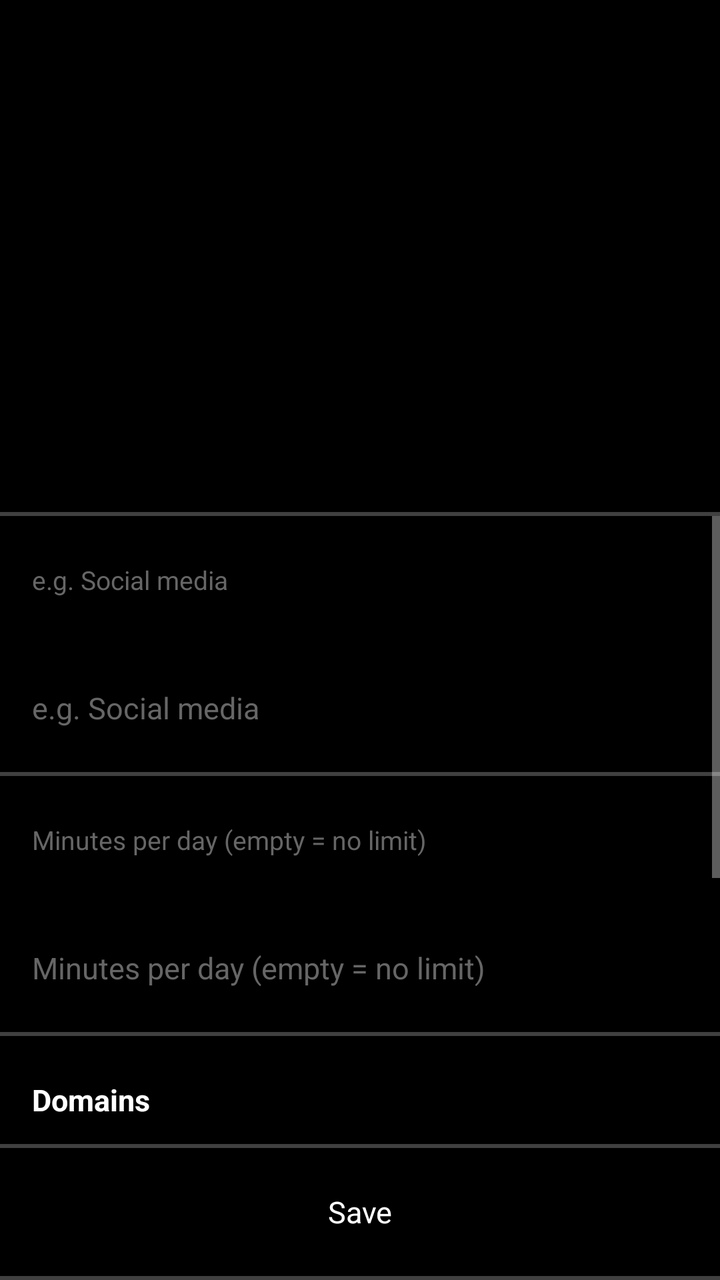
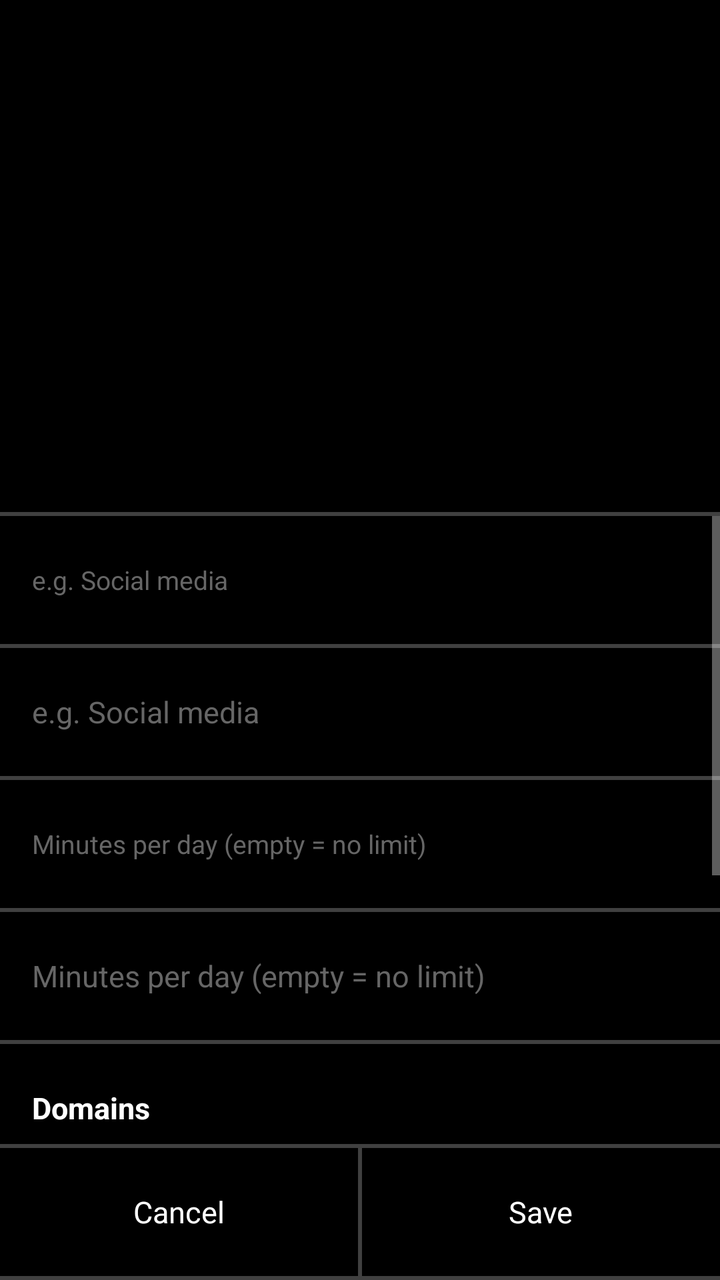

Compare the two renders of this Android layout. The source of the first and the diff that turns it into the second are given below.
<!-- AndroidManifest.xml: application theme Theme.ITNSecureBrowser -->
<!-- res/layout/activity_group_edit.xml -->
<?xml version="1.0" encoding="utf-8"?>
<LinearLayout xmlns:android="http://schemas.android.com/apk/res/android"
    android:layout_width="match_parent"
    android:layout_height="match_parent"
    android:orientation="vertical"
    android:background="@color/bg">

    <include layout="@layout/item_page_title" />

    <View
        android:layout_width="match_parent"
        android:layout_height="@dimen/divider"
        android:background="@drawable/divider_horizontal" />

    <ScrollView
        android:layout_width="match_parent"
        android:layout_height="0dp"
        android:layout_weight="1"
        android:fillViewport="true">

        <LinearLayout
            android:layout_width="match_parent"
            android:layout_height="wrap_content"
            android:orientation="vertical">

            <TextView
                android:layout_width="match_parent"
                android:layout_height="@dimen/row_height"
                android:gravity="center_vertical"
                android:paddingHorizontal="@dimen/padding"
                android:text="@string/group_name_hint"
                android:textColor="@color/text_hint"
                android:textSize="13sp" />

            <EditText
                android:id="@+id/inputName"
                android:layout_width="match_parent"
                android:layout_height="@dimen/row_height"
                android:background="@android:color/transparent"
                android:gravity="center_vertical"
                android:paddingHorizontal="@dimen/padding"
                android:textColor="@color/text_primary"
                android:textColorHint="@color/text_hint"
                android:hint="@string/group_name_hint"
                android:inputType="text"
                android:singleLine="true"
                android:textSize="15sp" />

            <View
                android:layout_width="match_parent"
                android:layout_height="@dimen/divider"
                android:background="@drawable/divider_horizontal" />

            <TextView
                android:layout_width="match_parent"
                android:layout_height="@dimen/row_height"
                android:gravity="center_vertical"
                android:paddingHorizontal="@dimen/padding"
                android:text="@string/group_limit_hint"
                android:textColor="@color/text_hint"
                android:textSize="13sp" />

            <EditText
                android:id="@+id/inputLimit"
                android:layout_width="match_parent"
                android:layout_height="@dimen/row_height"
                android:background="@android:color/transparent"
                android:gravity="center_vertical"
                android:paddingHorizontal="@dimen/padding"
                android:textColor="@color/text_primary"
                android:textColorHint="@color/text_hint"
                android:hint="@string/group_limit_hint"
                android:inputType="number"
                android:singleLine="true"
                android:textSize="15sp" />

            <View
                android:layout_width="match_parent"
                android:layout_height="@dimen/divider"
                android:background="@drawable/divider_horizontal" />

            <TextView
                android:layout_width="match_parent"
                android:layout_height="@dimen/row_height"
                android:gravity="center_vertical"
                android:paddingHorizontal="@dimen/padding"
                android:text="Domains"
                android:textColor="@color/text_primary"
                android:textSize="15sp"
                android:textStyle="bold" />

            <View
                android:layout_width="match_parent"
                android:layout_height="@dimen/divider"
                android:background="@drawable/divider_horizontal" />

            <LinearLayout
                android:layout_width="match_parent"
                android:layout_height="@dimen/row_height"
                android:orientation="horizontal"
                android:gravity="center_vertical"
                android:paddingHorizontal="@dimen/padding">

                <EditText
                    android:id="@+id/inputDomain"
                    android:layout_width="0dp"
                    android:layout_height="@dimen/content_height"
                    android:layout_weight="1"
                    android:background="@android:color/transparent"
                    android:textColor="@color/text_primary"
                    android:textColorHint="@color/text_hint"
                    android:hint="@string/add_domain_hint"
                    android:inputType="textUri"
                    android:singleLine="true"
                    android:textSize="14sp" />

                <TextView
                    android:id="@+id/btnAddDomain"
                    android:layout_width="wrap_content"
                    android:layout_height="@dimen/content_height"
                    android:gravity="center"
                    android:paddingHorizontal="@dimen/padding"
                    android:text="@string/btn_add"
                    android:textColor="@color/text_primary"
                    android:textSize="14sp"
                    android:background="?android:attr/selectableItemBackground" />
            </LinearLayout>

            <View
                android:layout_width="match_parent"
                android:layout_height="@dimen/divider"
                android:background="@drawable/divider_horizontal" />

            <TextView
                android:id="@+id/domainError"
                android:layout_width="match_parent"
                android:layout_height="wrap_content"
                android:paddingHorizontal="@dimen/padding"
                android:textColor="@color/status_off"
                android:textSize="13sp"
                android:visibility="gone" />

            <ListView
                android:id="@+id/domainList"
                android:layout_width="match_parent"
                android:layout_height="wrap_content"
                android:divider="@drawable/divider_horizontal"
                android:dividerHeight="@dimen/divider" />

            <View
                android:layout_width="match_parent"
                android:layout_height="@dimen/divider"
                android:background="@drawable/divider_horizontal" />

            <TextView
                android:layout_width="match_parent"
                android:layout_height="@dimen/row_height"
                android:gravity="center_vertical"
                android:paddingHorizontal="@dimen/padding"
                android:text="Block Schedules"
                android:textColor="@color/text_primary"
                android:textSize="15sp"
                android:textStyle="bold" />

            <View
                android:layout_width="match_parent"
                android:layout_height="@dimen/divider"
                android:background="@drawable/divider_horizontal" />

            <TextView
                android:id="@+id/noSchedules"
                android:layout_width="match_parent"
                android:layout_height="wrap_content"
                android:paddingHorizontal="@dimen/padding"
                android:text="@string/no_schedules"
                android:textColor="@color/text_hint"
                android:textSize="14sp" />

            <ListView
                android:id="@+id/scheduleList"
                android:layout_width="match_parent"
                android:layout_height="wrap_content"
                android:divider="@drawable/divider_horizontal"
                android:dividerHeight="@dimen/divider" />

            <View
                android:layout_width="match_parent"
                android:layout_height="@dimen/divider"
                android:background="@drawable/divider_horizontal" />

            <TextView
                android:id="@+id/btnAddSchedule"
                android:layout_width="match_parent"
                android:layout_height="@dimen/row_height"
                android:background="?android:attr/selectableItemBackground"
                android:gravity="center_vertical"
                android:paddingHorizontal="@dimen/padding"
                android:text="@string/btn_add"
                android:textColor="@color/text_primary"
                android:textSize="15sp" />
        </LinearLayout>
    </ScrollView>

    <View
        android:layout_width="match_parent"
        android:layout_height="@dimen/divider"
        android:background="@drawable/divider_horizontal" />

    <LinearLayout
        android:layout_width="match_parent"
        android:layout_height="@dimen/row_height"
        android:orientation="horizontal">

        <TextView
            android:id="@+id/btnDelete"
            android:layout_width="0dp"
            android:layout_height="match_parent"
            android:layout_weight="1"
            android:gravity="center"
            android:text="@string/btn_delete"
            android:textColor="@color/status_off"
            android:textSize="15sp"
            android:background="?android:attr/selectableItemBackground"
            android:visibility="gone" />

        <View
            android:id="@+id/dividerDelete"
            android:layout_width="@dimen/divider"
            android:layout_height="match_parent"
            android:background="@drawable/divider_vertical"
            android:visibility="gone" />

        <TextView
            android:id="@+id/btnSave"
            android:layout_width="0dp"
            android:layout_height="match_parent"
            android:layout_weight="1"
            android:gravity="center"
            android:text="@string/btn_save"
            android:textColor="@color/text_primary"
            android:textSize="15sp"
            android:background="?android:attr/selectableItemBackground" />
    </LinearLayout>

    <View
        android:layout_width="match_parent"
        android:layout_height="@dimen/divider"
        android:background="@drawable/divider_horizontal" />
</LinearLayout>
<!-- res/layout/item_page_title.xml (included above) -->
<?xml version="1.0" encoding="utf-8"?>
<FrameLayout xmlns:android="http://schemas.android.com/apk/res/android"
    android:id="@+id/pageTitleContainer"
    android:layout_width="match_parent"
    android:layout_height="@dimen/page_title_height"
    android:background="@color/bg">

    <TextView
        android:id="@+id/pageTitle"
        android:layout_width="match_parent"
        android:layout_height="wrap_content"
        android:layout_gravity="center"
        android:gravity="center"
        android:paddingHorizontal="@dimen/padding"
        android:textColor="@color/text_primary"
        android:textSize="24sp"
        android:textStyle="bold" />
</FrameLayout>
<!-- resources referenced by this layout -->
<resources>
  <color name="bg">@android:color/black</color>
  <color name="status_off">#FFCC0000</color>
  <color name="text_hint">#FF666666</color>
  <color name="text_primary">@android:color/white</color>
  <dimen name="content_height">32dp</dimen>
  <dimen name="divider">2dp</dimen>
  <dimen name="padding">16dp</dimen>
  <dimen name="page_title_height">256dp</dimen>
  <dimen name="row_height">64dp</dimen>
  <!-- drawable divider_horizontal (drawable) -->
  <?xml version="1.0" encoding="utf-8"?>
  <shape xmlns:android="http://schemas.android.com/apk/res/android"
      android:shape="rectangle">
      <solid android:color="@color/divider" />
      <size android:height="@dimen/divider" />
  </shape>
  <!-- drawable divider_vertical (drawable) -->
  <?xml version="1.0" encoding="utf-8"?>
  <shape xmlns:android="http://schemas.android.com/apk/res/android"
      android:shape="rectangle">
      <solid android:color="@color/divider" />
      <size android:width="@dimen/divider" />
  </shape>
  <string name="add_domain_hint">e.g. instagram.com</string>
  <string name="btn_add">Add</string>
  <string name="btn_delete">Delete</string>
  <string name="btn_save">Save</string>
  <string name="group_limit_hint">Minutes per day (empty = no limit)</string>
  <string name="group_name_hint">e.g. Social media</string>
  <string name="no_schedules">No schedules</string>
  <style name="Theme.ITNSecureBrowser" parent="android:Theme.Material.NoActionBar">
          <item name="android:windowNoTitle">true</item>
          <item name="android:windowFullscreen">false</item>
          <item name="android:statusBarColor">@android:color/transparent</item>
          <item name="android:navigationBarColor">@android:color/transparent</item>
      </style>
  <color name="divider">#80808080</color>
</resources>

<!-- the commit's change to res/layout/activity_group_edit.xml (unified diff, before → after) -->
@@ -32,6 +32,11 @@
                 android:textColor="@color/text_hint"
                 android:textSize="13sp" />
 
+            <View
+                android:layout_width="match_parent"
+                android:layout_height="@dimen/divider"
+                android:background="@drawable/divider_horizontal" />
+
             <EditText
                 android:id="@+id/inputName"
                 android:layout_width="match_parent"
@@ -59,6 +64,11 @@
                 android:text="@string/group_limit_hint"
                 android:textColor="@color/text_hint"
                 android:textSize="13sp" />
+
+            <View
+                android:layout_width="match_parent"
+                android:layout_height="@dimen/divider"
+                android:background="@drawable/divider_horizontal" />
 
             <EditText
                 android:id="@+id/inputLimit"
@@ -212,23 +222,20 @@
         android:orientation="horizontal">
 
         <TextView
-            android:id="@+id/btnDelete"
+            android:id="@+id/btnCancel"
             android:layout_width="0dp"
             android:layout_height="match_parent"
             android:layout_weight="1"
             android:gravity="center"
-            android:text="@string/btn_delete"
-            android:textColor="@color/status_off"
+            android:text="@string/btn_cancel"
+            android:textColor="@color/text_primary"
             android:textSize="15sp"
-            android:background="?android:attr/selectableItemBackground"
-            android:visibility="gone" />
+            android:background="?android:attr/selectableItemBackground" />
 
         <View
-            android:id="@+id/dividerDelete"
             android:layout_width="@dimen/divider"
             android:layout_height="match_parent"
-            android:background="@drawable/divider_vertical"
-            android:visibility="gone" />
+            android:background="@drawable/divider_vertical" />
 
         <TextView
             android:id="@+id/btnSave"
<!-- resource entries referenced after the edit -->
@@ -25,7 +25,7 @@
   </shape>
   <string name="add_domain_hint">e.g. instagram.com</string>
   <string name="btn_add">Add</string>
-  <string name="btn_delete">Delete</string>
+  <string name="btn_cancel">Cancel</string>
   <string name="btn_save">Save</string>
   <string name="group_limit_hint">Minutes per day (empty = no limit)</string>
   <string name="group_name_hint">e.g. Social media</string>
